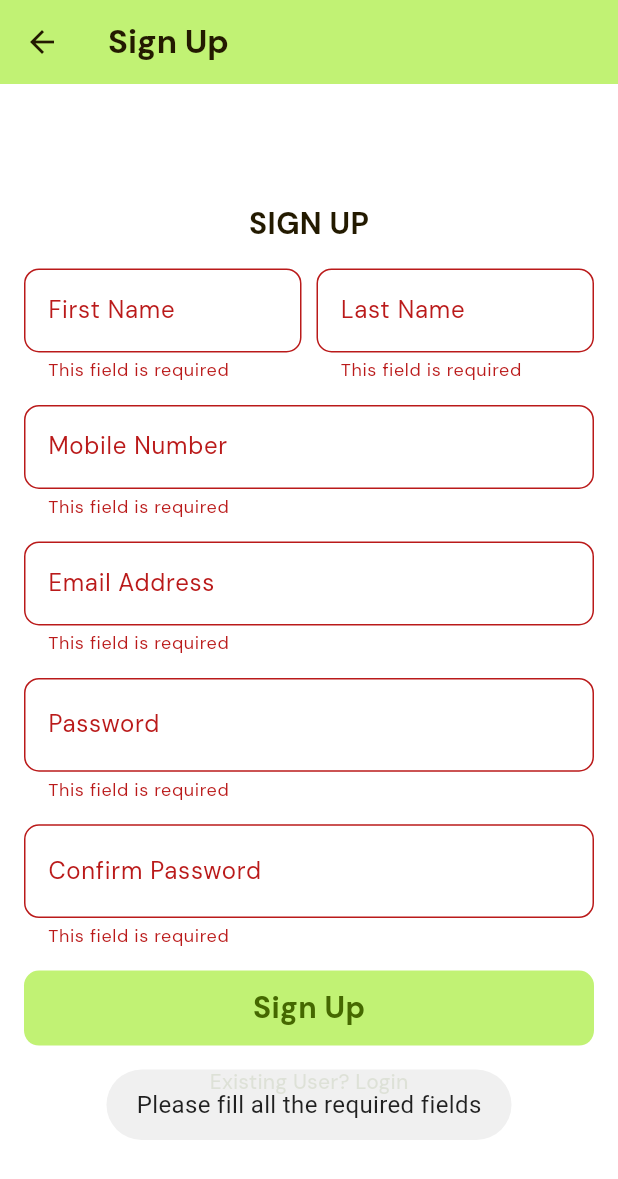
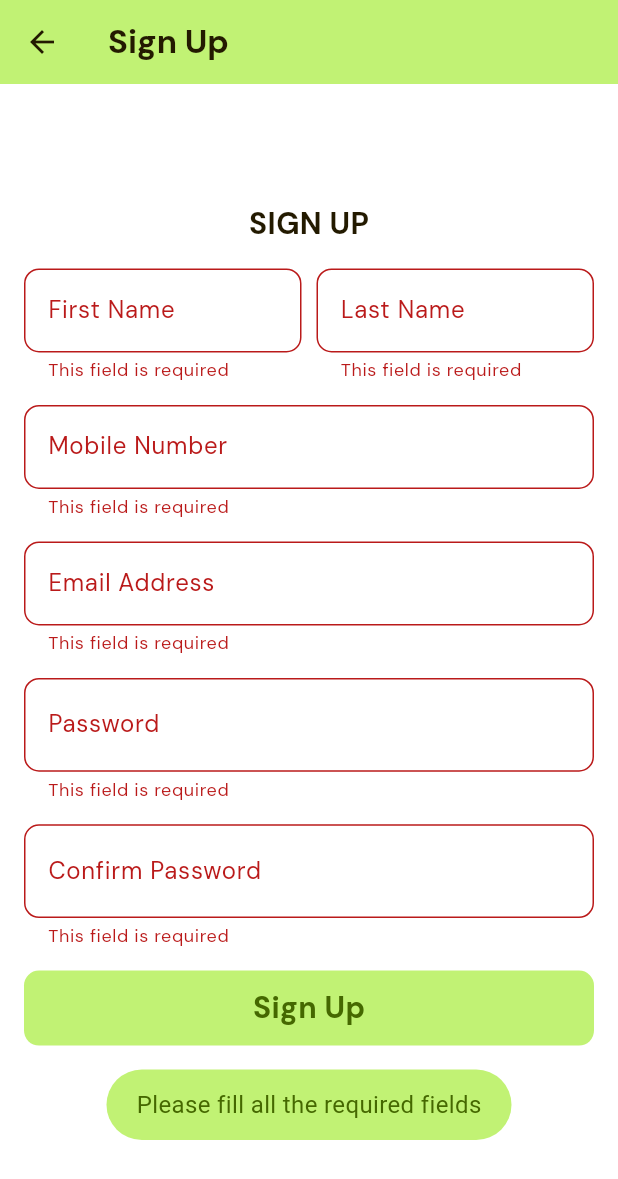
Before and after one commit to akshubawa/Donative, a Flutter app: the SignupView screen opened directly, after a tap on "Sign Up", on a phone screen of 412 x 824 dp. Shown: the top 1179 px of the screen. Run offline on Flutter 3.47's test engine with Material 3 defaults, Android fonts, the phone set to English and light mode, and no system bars; our stand-ins replace cloud_firestore, firebase_auth, firebase_core, fluttertoast, google_fonts; accounts and stored records are empty.

```diff
--- a/lib/app/features/form_container_widget.dart
+++ b/lib/app/features/form_container_widget.dart
@@ -88,13 +88,13 @@ class FormContainerWidget extends StatefulWidget {
 }
 
 class _FormContainerWidgetState extends State<FormContainerWidget> {
-  bool _isHidden = false;
+  bool _isHidden = true;
   @override
   Widget build(BuildContext context) {
     return TextFormField(
       controller: widget.controller,
       keyboardType: widget.textInputType,
-      obscureText: _isHidden,
+      obscureText: widget.isPasswordField == true ? _isHidden : false,
       decoration: InputDecoration(
         labelText: widget.labelText,
         border: OutlineInputBorder(
@@ -103,8 +103,9 @@ class _FormContainerWidgetState extends State<FormContainerWidget> {
         suffix: widget.isPasswordField
             ? InkWell(
                 onTap: _togglePasswordView,
-                child:
-                    Icon(!_isHidden ? Icons.visibility_off : Icons.visibility),
+                child: widget.isPasswordField == true
+                    ? Icon(_isHidden ? Icons.visibility_off : Icons.visibility)
+                    : null,
               )
             : null,
       ),
--- a/lib/app/user_auth/firebase_auth_services.dart
+++ b/lib/app/user_auth/firebase_auth_services.dart
@@ -1,7 +1,12 @@
 import 'package:firebase_auth/firebase_auth.dart';
+import 'package:flutter/material.dart';
+import 'package:fluttertoast/fluttertoast.dart';
 
 class FirebaseAuthService {
   final FirebaseAuth _auth = FirebaseAuth.instance;
+  final BuildContext? context;
+
+  FirebaseAuthService({this.context});
 
   Future<User?> signUpWithEmailAndPassword(
       {required String email, required String password}) async {
@@ -10,6 +15,16 @@ class FirebaseAuthService {
           .createUserWithEmailAndPassword(email: email, password: password);
       final User? user = userCredential.user;
       return user;
+    } on FirebaseAuthException catch (e) {
+      if (e.code == 'email-already-in-use') {
+        Fluttertoast.showToast(
+            msg: "Email already in use",
+            toastLength: Toast.LENGTH_SHORT,
+            gravity: ToastGravity.BOTTOM,
+            backgroundColor: Theme.of(context!).colorScheme.primaryContainer,
+            textColor: Theme.of(context!).colorScheme.primary,
+            fontSize: 16.0);
+      }
     } catch (e) {
       print(e.toString());
     }
--- a/lib/views/signup_view.dart
+++ b/lib/views/signup_view.dart
@@ -153,11 +153,16 @@ class _SignupViewState extends State<SignupView> {
                             uploadUsersData();
                           } else {
                             Fluttertoast.showToast(
-                                msg: "Please fill all the required fields",
-                                toastLength: Toast.LENGTH_SHORT,
-                                gravity: ToastGravity.BOTTOM,
-                                timeInSecForIosWeb: 1,
-                                fontSize: 16.0);
+                              msg: "Please fill all the required fields",
+                              toastLength: Toast.LENGTH_SHORT,
+                              gravity: ToastGravity.BOTTOM,
+                              timeInSecForIosWeb: 1,
+                              fontSize: 16.0,
+                              backgroundColor: Theme.of(context)
+                                  .colorScheme
+                                  .primaryContainer,
+                              textColor: Theme.of(context).colorScheme.primary,
+                            );
                           }
                         },
                         child: Container(
@@ -209,9 +214,6 @@ class _SignupViewState extends State<SignupView> {
     setState(() {
       _isLoading = true;
     });
-    String? firstName = _firstNameController.text;
-    String? lastName = _lastNameController.text;
-    String? phone = _phoneController.text;
     String? email = _emailController.text;
     String? password = _passwordController.text;
     String? confirmPassword = _confirmPasswordController.text;
@@ -221,10 +223,6 @@ class _SignupViewState extends State<SignupView> {
             email: email, password: password);
 
         if (user != null) {
-          await user.updateDisplayName("$firstName $lastName");
-          await user.updatePhotoURL(phone);
-          await user.sendEmailVerification();
-
           Fluttertoast.showToast(
               msg: "Account created successfully.",
               toastLength: Toast.LENGTH_SHORT,
```
Also changed, not shown: lib/app/splash_screen/splash_screen.dart (+7 -3 lines), lib/views/login_view.dart (+14 -9 lines).
